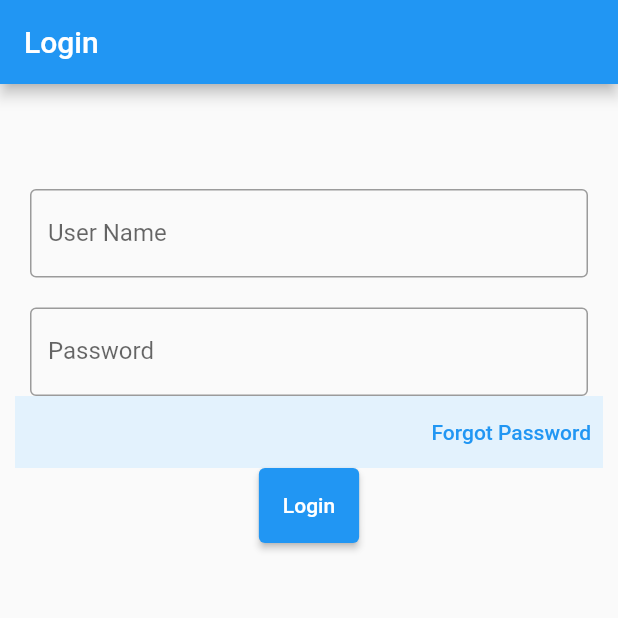
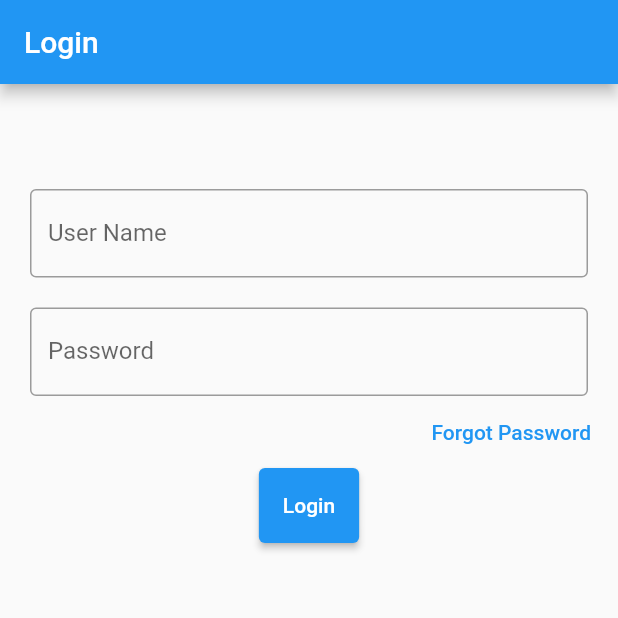
Before and after one commit to MiniProject-HMS/frontend, a Flutter app: the screen it shows after launch, on a phone screen of 412 x 824 dp, the top half of it. Run offline on Flutter 3.47's test engine with Material 2 defaults, Android fonts, the phone set to English and light mode, and no system bars.

Commit message:
WIP: Removed bg from container

```diff
--- a/lib/login_page.dart
+++ b/lib/login_page.dart
@@ -57,7 +57,7 @@ class _LoginPageState extends State<LoginPage> {
               ),
             ),
             Container(
-              color: Colors.blue[50],
+              // color: Colors.blue[50],
               width: double.infinity,
               child: Align(
                 alignment: Alignment.centerRight,
```
